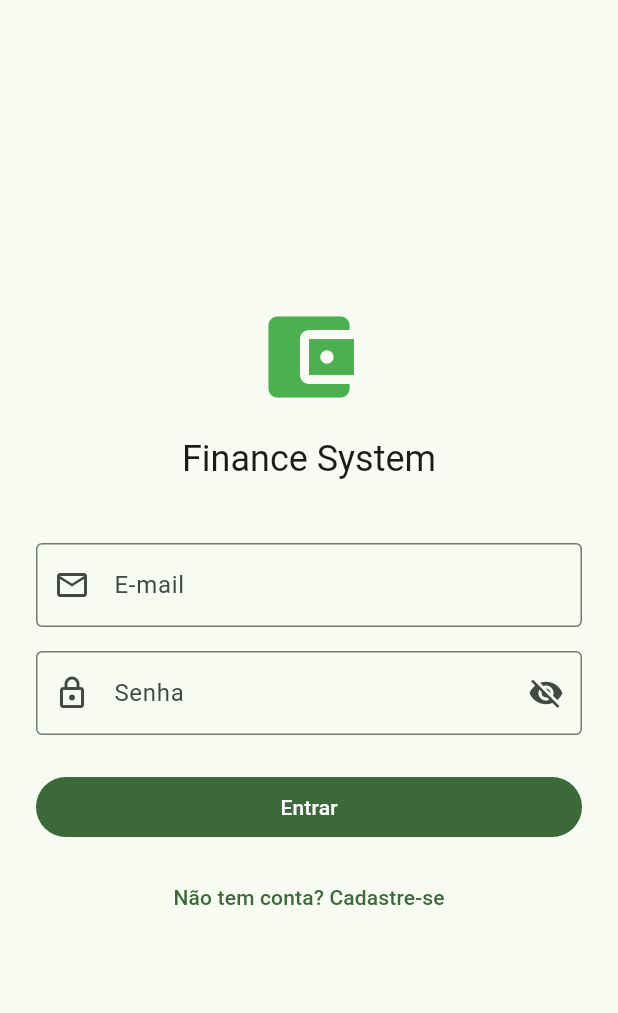
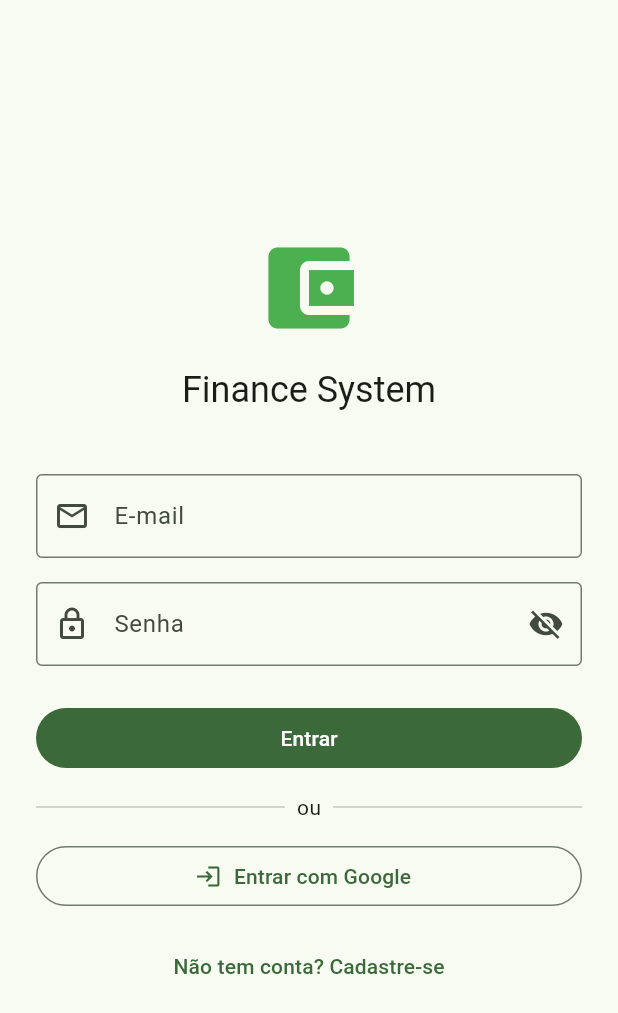
Before and after one commit to djava6/finance-system, a Flutter app: the screen it shows after launch, on a phone screen of 412 x 824 dp. Shown: the top 1013 px of the screen. Run offline on Flutter 3.47's test engine with Material 3 defaults, Android fonts, the phone set to English and light mode, and no system bars; our stand-ins replace fl_chart, google_sign_in, shared_preferences; missing offline and left inert: dart:html; accounts and stored records are empty.

Commit message:
feat: add Google OAuth login (backend + Android + iOS)
- Backend: POST /auth/google endpoint with Google ID token verification,
  find-or-create user flow, nullable senha for OAuth users (V10 migration)
- Android: updated package to br.com.useinet.finance_app, MainActivity moved
- iOS: GoogleService-Info.plist added, CFBundleURLSchemes configured in Info.plist
- Flutter: google_sign_in added, loginWithGoogle in AuthService/AuthProvider,
  "Entrar com Google" button on login screen

Co-Authored-By: Claude Sonnet 4.6 <noreply@anthropic.com>

```diff
--- a/frontend/lib/core/constants/api_constants.dart
+++ b/frontend/lib/core/constants/api_constants.dart
@@ -8,6 +8,7 @@ class ApiConstants {
   static const String login = '$baseUrl/auth/login';
   static const String refresh = '$baseUrl/auth/refresh';
   static const String logout = '$baseUrl/auth/logout';
+  static const String googleAuth = '$baseUrl/auth/google';
   static const String transactions = '$baseUrl/transactions';
   static const String transactionExportCsv = '$baseUrl/transactions/export/csv';
   static const String dashboard = '$baseUrl/dashboard';
--- a/frontend/lib/core/providers/auth_provider.dart
+++ b/frontend/lib/core/providers/auth_provider.dart
@@ -32,6 +32,11 @@ class AuthProvider extends ChangeNotifier {
 
   Future<void> register(String nome, String email, String senha) async {
     final response = await _authService.register(nome, email, senha);
+    await _saveSession(response);
+  }
+
+  Future<void> loginWithGoogle() async {
+    final response = await _authService.loginWithGoogle();
     await _saveSession(response);
   }
 
--- a/frontend/lib/features/auth/login_screen.dart
+++ b/frontend/lib/features/auth/login_screen.dart
@@ -15,6 +15,7 @@ class _LoginScreenState extends State<LoginScreen> {
   final _emailController = TextEditingController();
   final _senhaController = TextEditingController();
   bool _loading = false;
+  bool _loadingGoogle = false;
   bool _obscureSenha = true;
 
   @override
@@ -22,6 +23,21 @@ class _LoginScreenState extends State<LoginScreen> {
     _emailController.dispose();
     _senhaController.dispose();
     super.dispose();
+  }
+
+  Future<void> _loginWithGoogle() async {
+    setState(() => _loadingGoogle = true);
+    try {
+      await context.read<AuthProvider>().loginWithGoogle();
+    } catch (e) {
+      if (mounted) {
+        ScaffoldMessenger.of(context).showSnackBar(
+          SnackBar(content: Text(e.toString().replaceFirst('Exception: ', ''))),
+        );
+      }
+    } finally {
+      if (mounted) setState(() => _loadingGoogle = false);
+    }
   }
 
   Future<void> _login() async {
@@ -103,6 +119,26 @@ class _LoginScreenState extends State<LoginScreen> {
                         : const Text('Entrar'),
                   ),
                   const SizedBox(height: 12),
+                  const Row(children: [
+                    Expanded(child: Divider()),
+                    Padding(
+                      padding: EdgeInsets.symmetric(horizontal: 8),
+                      child: Text('ou'),
+                    ),
+                    Expanded(child: Divider()),
+                  ]),
+                  const SizedBox(height: 12),
+                  OutlinedButton.icon(
+                    onPressed: _loadingGoogle ? null : _loginWithGoogle,
+                    icon: _loadingGoogle
+                        ? const SizedBox(
+                            height: 18,
+                            width: 18,
+                            child: CircularProgressIndicator(strokeWidth: 2))
+                        : const Icon(Icons.login),
+                    label: const Text('Entrar com Google'),
+                  ),
+                  const SizedBox(height: 12),
                   TextButton(
                     onPressed: () => Navigator.push(
                       context,
--- a/frontend/pubspec.yaml
+++ b/frontend/pubspec.yaml
@@ -16,6 +16,7 @@ dependencies:
   fl_chart: ^1.2.0
   intl: ^0.20.2
   path_provider: ^2.1.3
+  google_sign_in: ^6.2.1
 
 dev_dependencies:
   flutter_test:
```
Also changed, not shown: frontend/lib/core/services/auth_service.dart (+25 -0 lines), frontend/pubspec.lock, 71 other files.
